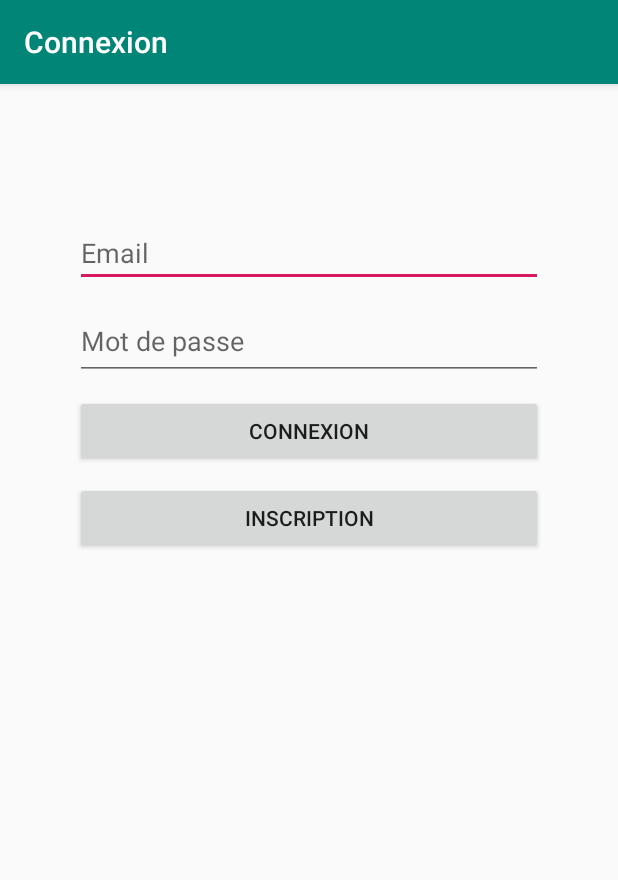
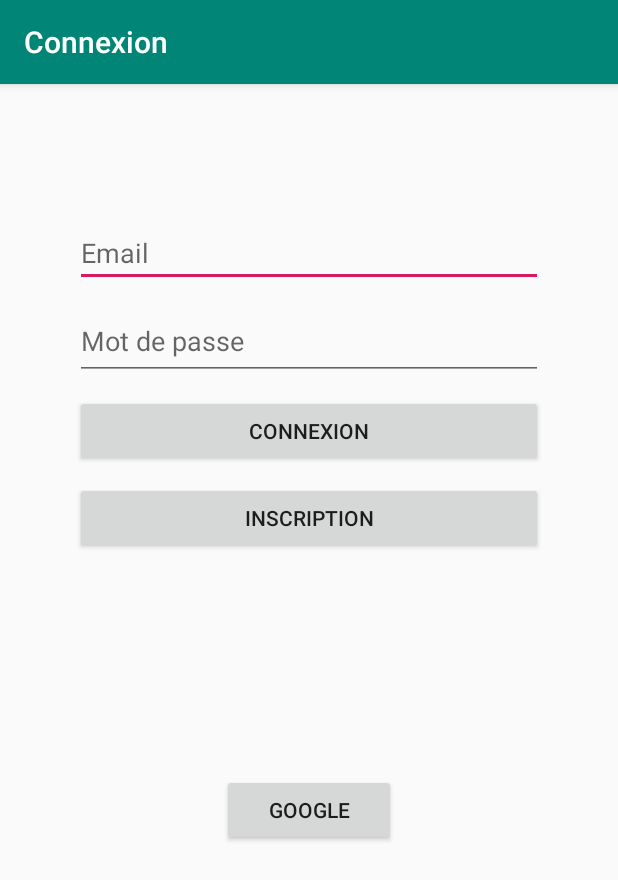
Before and after one commit to thomas-miceli/flotte-bateaux, an Android app: the LogInActivity screen opened directly, with no data from a screen before it, on a phone screen of 412 x 824 dp. Shown: the top 880 px of the screen. Run offline under Robolectric (Android 15) with nearby library versions, the phone set to English and light mode, and no system bars; our stand-ins replace Firebase (no records; nobody signed in at launch, a user with empty details on screens opened directly).

Commit message:
Login google !!!!!

```diff
--- a/app/build.gradle
+++ b/app/build.gradle
@@ -24,7 +24,7 @@ android {
 }
 
 dependencies {
-    implementation 'com.google.firebase:firebase-auth:16.1.0'
+    implementation 'com.google.firebase:firebase-auth:16.2.0'
     implementation 'com.google.firebase:firebase-core:16.0.7'
     implementation 'com.google.firebase:firebase-database:16.1.0'
     implementation fileTree(dir: 'libs', include: ['*.jar'])
@@ -38,4 +38,6 @@ dependencies {
     androidTestImplementation 'com.android.support.test:runner:1.0.2'
     androidTestImplementation 'com.android.support.test.espresso:espresso-core:3.0.2'
     implementation 'com.google.firebase:firebase-firestore:18.1.0'
+    implementation 'com.google.android.gms:play-services-auth:16.0.1'
+
 }
--- a/app/src/main/res/layout/activity_login.xml
+++ b/app/src/main/res/layout/activity_login.xml
@@ -11,7 +11,7 @@
             android:inputType="textEmailAddress"
             android:ems="10"
             android:id="@+id/inputMail"
-            android:hint="Email" app:layout_constraintTop_toTopOf="parent" android:layout_marginTop="90dp"
+            android:hint="@string/email" app:layout_constraintTop_toTopOf="parent" android:layout_marginTop="90dp"
             app:layout_constraintStart_toStartOf="parent" android:layout_marginStart="50dp" android:layout_width="0dp"
             android:layout_marginEnd="50dp" app:layout_constraintEnd_toEndOf="parent"
             app:layout_constraintHorizontal_bias="0.0" android:layout_height="wrap_content" android:autofillHints=""/>
@@ -21,12 +21,12 @@
             android:inputType="textPassword"
             android:ems="10"
             android:id="@+id/inputMdp"
-            android:hint="Mot de passe" android:layout_marginTop="10dp"
+            android:hint="@string/mot_de_passe" android:layout_marginTop="10dp"
             app:layout_constraintTop_toBottomOf="@+id/inputMail" app:layout_constraintStart_toStartOf="parent"
             android:layout_marginStart="50dp" app:layout_constraintEnd_toEndOf="parent"
-            android:layout_marginEnd="50dp" app:layout_constraintHorizontal_bias="0.0"/>
+            android:layout_marginEnd="50dp" app:layout_constraintHorizontal_bias="0.0" android:autofillHints=""/>
     <Button
-            android:text="Connexion"
+            android:text="@string/connexion"
             android:layout_width="0dp"
             android:layout_height="wrap_content"
             android:id="@+id/loginButton" app:layout_constraintStart_toStartOf="parent"
@@ -35,16 +35,26 @@
             android:onClick="connect" android:layout_marginEnd="50dp" app:layout_constraintEnd_toEndOf="parent"
             app:layout_constraintHorizontal_bias="0.0"/>
     <Button
-            android:text="Inscription"
+            android:text="@string/inscription"
             android:layout_width="0dp"
             android:layout_height="wrap_content"
             android:id="@+id/signupButton"
             android:onClick="signup" app:layout_constraintStart_toStartOf="parent"
             android:layout_marginStart="50dp" app:layout_constraintEnd_toEndOf="parent" android:layout_marginEnd="50dp"
-            android:layout_marginBottom="220dp"
-            app:layout_constraintBottom_toBottomOf="parent" android:layout_marginTop="10dp"
+            android:layout_marginTop="10dp"
             app:layout_constraintTop_toBottomOf="@+id/loginButton" app:layout_constraintHorizontal_bias="0.0"
-            app:layout_constraintVertical_bias="0.0"/>
+    />
+    <Button
+            android:text="@string/google"
+            android:layout_width="0dp"
+            android:layout_height="wrap_content"
+            android:id="@+id/googleButton"
+            android:onClick="signWithGoogle"
+            app:layout_constraintStart_toStartOf="parent"
+            android:layout_marginStart="148dp" app:layout_constraintEnd_toEndOf="parent"
+            android:layout_marginEnd="148dp" android:layout_marginTop="18dp"
+            app:layout_constraintTop_toBottomOf="@+id/signupButton" android:layout_marginBottom="131dp"
+            app:layout_constraintBottom_toBottomOf="parent"/>
 
 
 </android.support.constraint.ConstraintLayout>
--- a/app/src/main/res/values/strings.xml
+++ b/app/src/main/res/values/strings.xml
@@ -1,4 +1,9 @@
 <resources>
     <string name="app_name">Flotte</string>
     <string name="title_activity_boats_map">Positions Bateaux</string>
+    <string name="google">google</string>
+    <string name="email">Email</string>
+    <string name="inscription">Inscription</string>
+    <string name="connexion">Connexion</string>
+    <string name="mot_de_passe">Mot de passe</string>
 </resources>
```
Also changed, not shown: app/src/main/java/ovh/tomus/iut/flotte/Activities/LogInActivity.kt (+81 -14 lines).
